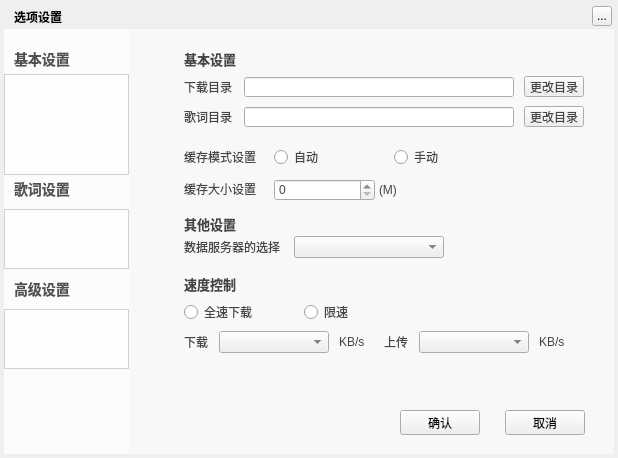
Old version of the form TTKCore/musicUiKits/musicWidgetKits/musicsettingwidget.ui in the repository Greedysky/TTKMusicPlayer.
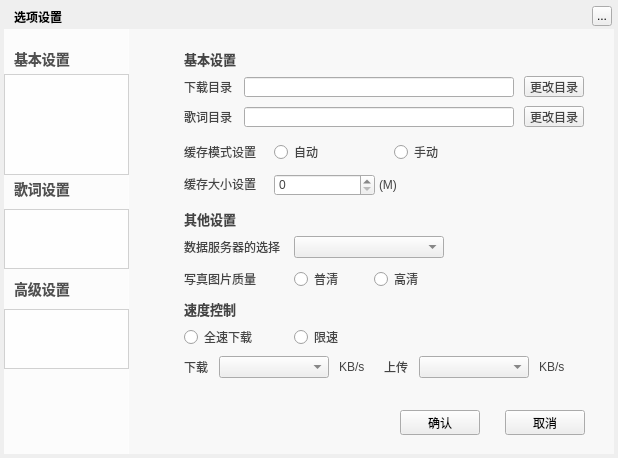
New version of the form. The open tabs and pages were chosen to show the change. Custom widgets are drawn as their Qt base class.

What changed in the file:
```diff
--- a/TTKCore/musicUiKits/musicWidgetKits/musicsettingwidget.ui
+++ b/TTKCore/musicUiKits/musicWidgetKits/musicsettingwidget.ui
@@ -702,7 +702,7 @@
      <property name="geometry">
       <rect>
        <x>40</x>
-       <y>152</y>
+       <y>147</y>
        <width>81</width>
        <height>16</height>
       </rect>
@@ -715,7 +715,7 @@
      <property name="geometry">
       <rect>
        <x>130</x>
-       <y>120</y>
+       <y>115</y>
        <width>111</width>
        <height>16</height>
       </rect>
@@ -728,7 +728,7 @@
      <property name="geometry">
       <rect>
        <x>250</x>
-       <y>120</y>
+       <y>115</y>
        <width>121</width>
        <height>16</height>
       </rect>
@@ -741,7 +741,7 @@
      <property name="geometry">
       <rect>
        <x>40</x>
-       <y>185</y>
+       <y>180</y>
        <width>60</width>
        <height>20</height>
       </rect>
@@ -759,7 +759,7 @@
      <property name="geometry">
       <rect>
        <x>40</x>
-       <y>275</y>
+       <y>300</y>
        <width>110</width>
        <height>16</height>
       </rect>
@@ -771,8 +771,8 @@
     <widget class="QRadioButton" name="downloadLimitRadioBox">
      <property name="geometry">
       <rect>
-       <x>160</x>
-       <y>275</y>
+       <x>150</x>
+       <y>300</y>
        <width>110</width>
        <height>16</height>
       </rect>
@@ -785,7 +785,7 @@
      <property name="geometry">
       <rect>
        <x>130</x>
-       <y>150</y>
+       <y>145</y>
        <width>101</width>
        <height>22</height>
       </rect>
@@ -795,7 +795,7 @@
      <property name="geometry">
       <rect>
        <x>75</x>
-       <y>302</y>
+       <y>327</y>
        <width>110</width>
        <height>22</height>
       </rect>
@@ -805,7 +805,7 @@
      <property name="geometry">
       <rect>
        <x>275</x>
-       <y>302</y>
+       <y>327</y>
        <width>110</width>
        <height>22</height>
       </rect>
@@ -815,7 +815,7 @@
      <property name="geometry">
       <rect>
        <x>235</x>
-       <y>153</y>
+       <y>148</y>
        <width>21</width>
        <height>16</height>
       </rect>
@@ -828,7 +828,7 @@
      <property name="geometry">
       <rect>
        <x>40</x>
-       <y>305</y>
+       <y>330</y>
        <width>31</width>
        <height>16</height>
       </rect>
@@ -841,7 +841,7 @@
      <property name="geometry">
       <rect>
        <x>240</x>
-       <y>305</y>
+       <y>330</y>
        <width>31</width>
        <height>16</height>
       </rect>
@@ -854,7 +854,7 @@
      <property name="geometry">
       <rect>
        <x>195</x>
-       <y>305</y>
+       <y>330</y>
        <width>31</width>
        <height>16</height>
       </rect>
@@ -867,7 +867,7 @@
      <property name="geometry">
       <rect>
        <x>395</x>
-       <y>305</y>
+       <y>330</y>
        <width>31</width>
        <height>16</height>
       </rect>
@@ -880,7 +880,7 @@
      <property name="geometry">
       <rect>
        <x>40</x>
-       <y>120</y>
+       <y>115</y>
        <width>81</width>
        <height>16</height>
       </rect>
@@ -916,7 +916,7 @@
      <property name="geometry">
       <rect>
        <x>40</x>
-       <y>245</y>
+       <y>270</y>
        <width>60</width>
        <height>20</height>
       </rect>
@@ -930,6 +930,45 @@
       <string>速度控制</string>
      </property>
     </widget>
+    <widget class="QLabel" name="downloadImageLabel">
+     <property name="geometry">
+      <rect>
+       <x>40</x>
+       <y>242</y>
+       <width>101</width>
+       <height>16</height>
+      </rect>
+     </property>
+     <property name="text">
+      <string>写真图片质量</string>
+     </property>
+    </widget>
+    <widget class="QRadioButton" name="downloadHerImgRadioBox">
+     <property name="geometry">
+      <rect>
+       <x>230</x>
+       <y>242</y>
+       <width>80</width>
+       <height>16</height>
+      </rect>
+     </property>
+     <property name="text">
+      <string>高清</string>
+     </property>
+    </widget>
+    <widget class="QRadioButton" name="downloadNorImgRadioBox">
+     <property name="geometry">
+      <rect>
+       <x>150</x>
+       <y>242</y>
+       <width>80</width>
+       <height>16</height>
+      </rect>
+     </property>
+     <property name="text">
+      <string>普清</string>
+     </property>
+    </widget>
    </widget>
    <widget class="QWidget" name="four">
     <widget class="QLabel" name="DbaseSetSongWordWidget">
```
